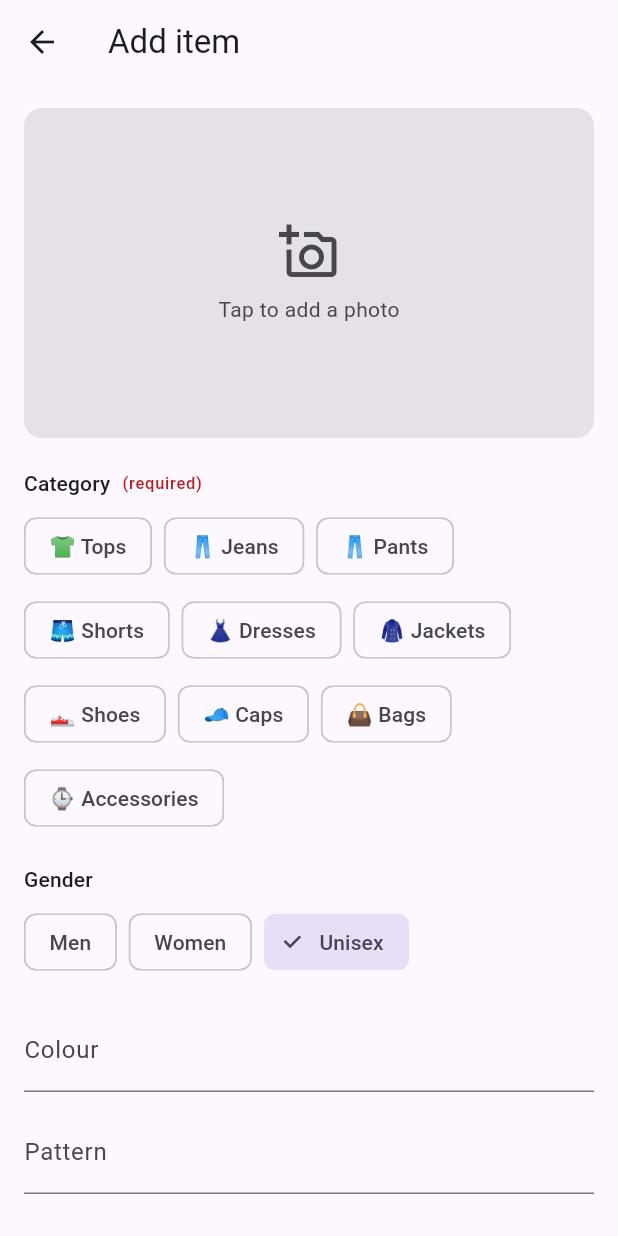
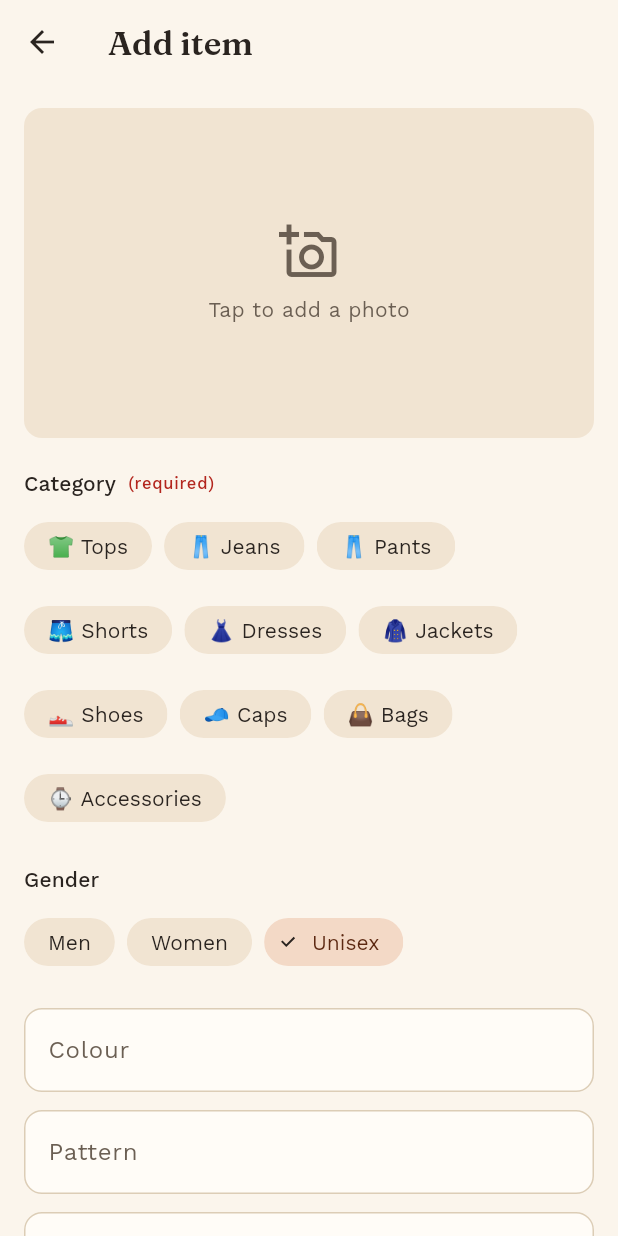
Before and after one commit to balakrishna152002-gif/wardrobeai, a Flutter app: the screen it shows after launch, scrolled down 228 dp, after a tap on "Add item", on a phone screen of 412 x 824 dp. Run offline on Flutter 3.47's test engine with Material 3 defaults, Android fonts, the phone set to English and light mode, and no system bars; our stand-ins replace google_fonts, image_picker, package_info_plus, palette_generator, shared_preferences, sqflite_common_ffi; missing offline and left inert: google_mlkit_image_labeling; accounts and stored records are empty; network calls fail.

Commit message:
Warm editorial redesign, reworked profile screen, image size cap

```diff
--- a/hosting/public/version.json
+++ b/hosting/public/version.json
@@ -1,6 +1,6 @@
 {
   "versionName": "1.1.0",
   "versionCode": 2,
-  "apkUrl": "https://wardrob-ai.web.app/app-release.apk",
+  "apkUrl": "https://github.com/balakrishna152002-gif/wardrobeai/releases/download/v1.1.0/app-release.apk",
   "notes": "Fixed items always saving as Tops, added AI-powered outfit suggestions via Groq, smarter colour matching, gender field, and in-app update checks."
 }
--- a/lib/main.dart
+++ b/lib/main.dart
@@ -1,6 +1,7 @@
 import 'package:flutter/material.dart';
 
 import 'screens/splash_screen.dart';
+import 'theme/app_theme.dart';
 
 void main() {
   runApp(const WardrobeAiApp());
@@ -11,22 +12,11 @@ class WardrobeAiApp extends StatelessWidget {
 
   @override
   Widget build(BuildContext context) {
-    const seed = Color(0xFF6750A4);
     return MaterialApp(
       title: 'WardrobeAI',
       debugShowCheckedModeBanner: false,
-      theme: ThemeData(
-        colorScheme: ColorScheme.fromSeed(seedColor: seed),
-        useMaterial3: true,
-        appBarTheme: const AppBarTheme(centerTitle: false),
-      ),
-      darkTheme: ThemeData(
-        colorScheme: ColorScheme.fromSeed(
-          seedColor: seed,
-          brightness: Brightness.dark,
-        ),
-        useMaterial3: true,
-      ),
+      theme: AppTheme.light(),
+      darkTheme: AppTheme.dark(),
       home: const SplashScreen(),
     );
   }
--- a/lib/screens/profile_screen.dart
+++ b/lib/screens/profile_screen.dart
@@ -1,9 +1,13 @@
+import 'dart:io';
+
 import 'package:flutter/material.dart';
+import 'package:image_picker/image_picker.dart';
 import 'package:shared_preferences/shared_preferences.dart';
 
 import '../db/database_helper.dart';
 import '../models/clothing_item.dart';
 import '../models/wardrobe_category.dart';
+import '../services/image_store.dart';
 
 class ProfileScreen extends StatefulWidget {
   const ProfileScreen({super.key});
@@ -14,8 +18,15 @@ class ProfileScreen extends StatefulWidget {
 
 class _ProfileScreenState extends State<ProfileScreen> {
   static const _nameKey = 'profile_name';
+  static const _photoKey = 'profile_photo_path';
+  static const _genderKey = 'profile_gender';
+  static const _styleKey = 'profile_style';
+
   String _name = 'You';
-  bool _editing = false;
+  String? _photoPath;
+  ClothingGender? _gender;
+  ClothingStyle? _style;
+  bool _editingName = false;
   final _nameCtrl = TextEditingController();
 
   late Future<List<ClothingItem>> _itemsFuture;
@@ -24,18 +35,29 @@ class _ProfileScreenState extends State<ProfileScreen> {
   @override
   void initState() {
     super.initState();
-    _loadName();
+    _loadPrefs();
     _itemsFuture = DatabaseHelper.instance.getAllClothingItems();
     _favouriteOutfitCountFuture =
         DatabaseHelper.instance.getFavouriteOutfits().then((l) => l.length);
   }
 
-  Future<void> _loadName() async {
+  Future<void> _loadPrefs() async {
     final prefs = await SharedPreferences.getInstance();
-    final stored = prefs.getString(_nameKey);
-    if (stored != null && mounted) {
-      setState(() => _name = stored);
-    }
+    if (!mounted) return;
+    setState(() {
+      _name = prefs.getString(_nameKey) ?? _name;
+      _photoPath = prefs.getString(_photoKey);
+      final genderName = prefs.getString(_genderKey);
+      _gender = ClothingGender.values
+          .where((g) => g.name == genderName)
+          .cast<ClothingGender?>()
+          .firstOrNull;
+      final styleName = prefs.getString(_styleKey);
+      _style = ClothingStyle.values
+          .where((s) => s.name == styleName)
+          .cast<ClothingStyle?>()
+          .firstOrNull;
+    });
   }
 
   Future<void> _saveName() async {
@@ -45,7 +67,66 @@ class _ProfileScreenState extends State<ProfileScreen> {
       await prefs.setString(_nameKey, newName);
       setState(() => _name = newName);
     }
-    setState(() => _editing = false);
+    setState(() => _editingName = false);
+  }
+
+  Future<void> _pickPhoto() async {
+    final source = await showModalBottomSheet<ImageSource>(
+      context: context,
+      builder: (context) => SafeArea(
+        child: Wrap(
+          children: [
+            ListTile(
+              leading: const Icon(Icons.photo_camera_outlined),
+              title: const Text('Take a photo'),
+              onTap: () => Navigator.of(context).pop(ImageSource.camera),
+            ),
+            ListTile(
+              leading: const Icon(Icons.photo_library_outlined),
+              title: const Text('Choose from gallery'),
+              onTap: () => Navigator.of(context).pop(ImageSource.gallery),
+            ),
+          ],
+        ),
+      ),
+    );
+    if (source == null) return;
+
+    final picked = await ImagePicker().pickImage(
+      source: source,
+      imageQuality: 85,
+      maxWidth: 800,
+      maxHeight: 800,
+    );
+    if (picked == null || !mounted) return;
+
+    final persisted = await ImageStore.persist(File(picked.path));
+    final prefs = await SharedPreferences.getInstance();
+    await prefs.setString(_photoKey, persisted.path);
+    if (!mounted) return;
+    setState(() => _photoPath = persisted.path);
+  }
+
+  Future<void> _setGender(ClothingGender gender) async {
+    final prefs = await SharedPreferences.getInstance();
+    final next = _gender == gender ? null : gender;
+    if (next == null) {
+      await prefs.remove(_genderKey);
+    } else {
+      await prefs.setString(_genderKey, next.name);
+    }
+    setState(() => _gender = next);
+  }
+
+  Future<void> _setStyle(ClothingStyle style) async {
+    final prefs = await SharedPreferences.getInstance();
+    final next = _style == style ? null : style;
+    if (next == null) {
+      await prefs.remove(_styleKey);
+    } else {
+      await prefs.setString(_styleKey, next.name);
+    }
+    setState(() => _style = next);
   }
 
   @override
@@ -57,21 +138,46 @@ class _ProfileScreenState extends State<ProfileScreen> {
   @override
   Widget build(BuildContext context) {
     final colorScheme = Theme.of(context).colorScheme;
+    final textTheme = Theme.of(context).textTheme;
     return Scaffold(
       appBar: AppBar(title: const Text('Profile')),
       body: ListView(
-        padding: const EdgeInsets.all(16),
+        padding: const EdgeInsets.fromLTRB(20, 8, 20, 32),
         children: [
           Center(
-            child: CircleAvatar(
-              radius: 42,
+            child: GestureDetector(
+              onTap: _pickPhoto,
+              child: Stack(
+                children: [
+                  CircleAvatar(
+                    radius: 48,
                     backgroundColor: colorScheme.primaryContainer,
-              child: Icon(Icons.person, size: 42, color: colorScheme.onPrimaryContainer),
+                    backgroundImage:
+                        _photoPath != null ? FileImage(File(_photoPath!)) : null,
+                    child: _photoPath == null
+                        ? Icon(Icons.person, size: 44, color: colorScheme.onPrimaryContainer)
+                        : null,
+                  ),
+                  Positioned(
+                    right: 0,
+                    bottom: 0,
+                    child: Container(
+                      padding: const EdgeInsets.all(6),
+                      decoration: BoxDecoration(
+                        color: colorScheme.primary,
+                        shape: BoxShape.circle,
+                        border: Border.all(color: colorScheme.surface, width: 2),
+                      ),
+                      child: Icon(Icons.camera_alt, size: 16, color: colorScheme.onPrimary),
+                    ),
+                  ),
+                ],
+              ),
             ),
           ),
           const SizedBox(height: 16),
           Center(
-            child: _editing
+            child: _editingName
                 ? SizedBox(
                     width: 220,
                     child: TextField(
@@ -90,20 +196,50 @@ class _ProfileScreenState extends State<ProfileScreen> {
                 : GestureDetector(
                     onTap: () {
                       _nameCtrl.text = _name;
-                      setState(() => _editing = true);
+                      setState(() => _editingName = true);
                     },
                     child: Row(
                       mainAxisAlignment: MainAxisAlignment.center,
                       children: [
-                        Text(_name, style: Theme.of(context).textTheme.titleLarge),
+                        Text(_name, style: textTheme.headlineSmall),
                         const SizedBox(width: 6),
-                        const Icon(Icons.edit, size: 16),
+                        Icon(Icons.edit, size: 16, color: colorScheme.onSurfaceVariant),
                       ],
                     ),
                   ),
           ),
           const SizedBox(height: 32),
-          Text('Wardrobe stats', style: Theme.of(context).textTheme.labelLarge),
+          Text('Preferences', style: textTheme.labelLarge),
+          const SizedBox(height: 12),
+          Text('Gender', style: textTheme.bodySmall?.copyWith(color: colorScheme.onSurfaceVariant)),
+          const SizedBox(height: 6),
+          Wrap(
+            spacing: 8,
+            children: [
+              for (final g in ClothingGender.values)
+                ChoiceChip(
+                  label: Text(g.label),
+                  selected: _gender == g,
+                  onSelected: (_) => _setGender(g),
+                ),
+            ],
+          ),
+          const SizedBox(height: 16),
+          Text('Everyday style', style: textTheme.bodySmall?.copyWith(color: colorScheme.onSurfaceVariant)),
+          const SizedBox(height: 6),
+          Wrap(
+            spacing: 8,
+            children: [
+              for (final s in ClothingStyle.values)
+                ChoiceChip(
+                  label: Text(s.label),
+                  selected: _style == s,
+                  onSelected: (_) => _setStyle(s),
+                ),
+            ],
+          ),
+          const SizedBox(height: 32),
+          Text('Wardrobe stats', style: textTheme.labelLarge),
           const SizedBox(height: 12),
           FutureBuilder<List<ClothingItem>>(
             future: _itemsFuture,
@@ -129,15 +265,21 @@ class _ProfileScreenState extends State<ProfileScreen> {
                     ],
                   ),
                   const SizedBox(height: 16),
+                  if (byCategory.isEmpty)
+                    Text(
+                      'Add items to your wardrobe to see a breakdown here.',
+                      style: textTheme.bodySmall?.copyWith(color: colorScheme.onSurfaceVariant),
+                    )
+                  else
                     for (final entry in byCategory.entries)
                       Padding(
-                      padding: const EdgeInsets.symmetric(vertical: 2),
+                        padding: const EdgeInsets.symmetric(vertical: 4),
                         child: Row(
                           children: [
-                          Text(entry.key.emoji),
-                          const SizedBox(width: 8),
-                          Expanded(child: Text(entry.key.label)),
-                          Text('${entry.value}'),
+                            Text(entry.key.emoji, style: const TextStyle(fontSize: 16)),
+                            const SizedBox(width: 10),
+                            Expanded(child: Text(entry.key.label, style: textTheme.bodyMedium)),
+                            Text('${entry.value}', style: textTheme.bodyMedium),
                           ],
                         ),
                       ),
@@ -159,15 +301,20 @@ class _StatCard extends StatelessWidget {
 
   @override
   Widget build(BuildContext context) {
+    final textTheme = Theme.of(context).textTheme;
+    final colorScheme = Theme.of(context).colorScheme;
     return Expanded(
       child: Card(
         child: Padding(
-          padding: const EdgeInsets.all(16),
+          padding: const EdgeInsets.symmetric(vertical: 18, horizontal: 12),
           child: Column(
             children: [
-              Text(value, style: Theme.of(context).textTheme.headlineSmall),
+              Text(value, style: textTheme.headlineSmall),
               const SizedBox(height: 4),
-              Text(label, style: Theme.of(context).textTheme.bodySmall),
+              Text(
+                label,
+                style: textTheme.bodySmall?.copyWith(color: colorScheme.onSurfaceVariant),
+              ),
             ],
           ),
         ),
@@ -175,3 +322,7 @@ class _StatCard extends StatelessWidget {
     );
   }
 }
+
+extension _FirstOrNull<T> on Iterable<T> {
+  T? get firstOrNull => isEmpty ? null : first;
+}
--- a/lib/screens/upload_screen.dart
+++ b/lib/screens/upload_screen.dart
@@ -48,7 +48,12 @@ class _UploadScreenState extends State<UploadScreen> {
 
   Future<void> _pickImage(ImageSource source) async {
     final picker = ImagePicker();
-    final picked = await picker.pickImage(source: source, imageQuality: 85);
+    final picked = await picker.pickImage(
+      source: source,
+      imageQuality: 85,
+      maxWidth: 1600,
+      maxHeight: 1600,
+    );
     if (picked == null) return;
     final file = File(picked.path);
     setState(() {
--- /dev/null
+++ b/lib/theme/app_theme.dart
@@ -0,0 +1,156 @@
+import 'package:flutter/material.dart';
+import 'package:google_fonts/google_fonts.dart';
+
+/// Warm editorial palette - cream surfaces, terracotta accent, warm charcoal
+/// text - meant to read like a fashion lookbook rather than a stock
+/// Material app. Headings use a serif display face; everything else uses a
+/// clean grotesque for readability.
+class AppTheme {
+  AppTheme._();
+
+  static const _cream = Color(0xFFFBF5EC);
+  static const _surface = Color(0xFFFFFCF7);
+  static const _surfaceDim = Color(0xFFF1E4D2);
+  static const _terracotta = Color(0xFFB75B39);
+  static const _terracottaDark = Color(0xFF8C4128);
+  static const _onTerracotta = Color(0xFFFFF8F1);
+  static const _charcoal = Color(0xFF2A2420);
+  static const _warmGrey = Color(0xFF6B5F53);
+  static const _outline = Color(0xFFDCCDB6);
+
+  static const _darkSurface = Color(0xFF211C18);
+  static const _darkSurfaceDim = Color(0xFF2B2521);
+  static const _darkOnSurface = Color(0xFFF1E6D8);
+
+  static TextTheme _textTheme(ColorScheme scheme) {
+    final base = GoogleFonts.workSansTextTheme().apply(
+      bodyColor: scheme.onSurface,
+      displayColor: scheme.onSurface,
+    );
+    final display = GoogleFonts.fraunces(fontWeight: FontWeight.w600);
+    return base.copyWith(
+      displayLarge: display.copyWith(fontSize: 40, color: scheme.onSurface),
+      displayMedium: display.copyWith(fontSize: 32, color: scheme.onSurface),
+      headlineLarge: display.copyWith(fontSize: 28, color: scheme.onSurface),
+      headlineMedium: display.copyWith(fontSize: 24, color: scheme.onSurface),
+      headlineSmall: display.copyWith(fontSize: 20, color: scheme.onSurface),
+      titleLarge: display.copyWith(fontSize: 18, color: scheme.onSurface),
+    );
+  }
+
+  static ThemeData light() {
+    const scheme = ColorScheme.light(
+      primary: _terracotta,
+      onPrimary: _onTerracotta,
+      primaryContainer: Color(0xFFF3D9C6),
+      onPrimaryContainer: Color(0xFF5C2811),
+      secondary: _warmGrey,
+      onSecondary: Colors.white,
+      secondaryContainer: _surfaceDim,
+      onSecondaryContainer: _charcoal,
+      surface: _surface,
+      onSurface: _charcoal,
+      surfaceContainerHighest: _surfaceDim,
+      onSurfaceVariant: _warmGrey,
+      outline: _outline,
+      error: Color(0xFFB3261E),
+    );
+    return _build(scheme, _cream);
+  }
+
+  static ThemeData dark() {
+    const scheme = ColorScheme.dark(
+      primary: Color(0xFFE0906D),
+      onPrimary: Color(0xFF4A2110),
+      primaryContainer: _terracottaDark,
+      onPrimaryContainer: Color(0xFFFFDCC7),
+      secondary: Color(0xFFD3C2AC),
+      onSecondary: Color(0xFF3A2F22),
+      secondaryContainer: _darkSurfaceDim,
+      onSecondaryContainer: _darkOnSurface,
+      surface: _darkSurface,
+      onSurface: _darkOnSurface,
+      surfaceContainerHighest: _darkSurfaceDim,
+      onSurfaceVariant: Color(0xFFC9B9A6),
+      outline: Color(0xFF524539),
+      error: Color(0xFFE6857C),
+    );
+    return _build(scheme, const Color(0xFF1A1613));
+  }
+
+  static ThemeData _build(ColorScheme scheme, Color scaffoldBackground) {
+    return ThemeData(
+      useMaterial3: true,
+      colorScheme: scheme,
+      scaffoldBackgroundColor: scaffoldBackground,
+      textTheme: _textTheme(scheme),
+      appBarTheme: AppBarTheme(
+        centerTitle: false,
+        backgroundColor: scaffoldBackground,
+        surfaceTintColor: Colors.transparent,
+        elevation: 0,
+        titleTextStyle: GoogleFonts.fraunces(
+          fontSize: 22,
+          fontWeight: FontWeight.w600,
+          color: scheme.onSurface,
+        ),
+        iconTheme: IconThemeData(color: scheme.onSurface),
+      ),
+      navigationBarTheme: NavigationBarThemeData(
+        backgroundColor: scheme.surface,
+        indicatorColor: scheme.primaryContainer,
+        elevation: 0,
+        labelTextStyle: WidgetStateProperty.resolveWith((states) {
+          final selected = states.contains(WidgetState.selected);
+          return GoogleFonts.workSans(
+            fontSize: 12,
+            fontWeight: selected ? FontWeight.w600 : FontWeight.w400,
+            color: selected ? scheme.onSurface : scheme.onSurfaceVariant,
+          );
+        }),
+      ),
+      cardTheme: CardThemeData(
+        color: scheme.surface,
+        elevation: 0,
+        shape: RoundedRectangleBorder(
+          borderRadius: BorderRadius.circular(16),
+          side: BorderSide(color: scheme.outline.withValues(alpha: 0.5)),
+        ),
+      ),
+      chipTheme: ChipThemeData(
+        backgroundColor: scheme.surfaceContainerHighest,
+        selectedColor: scheme.primaryContainer,
+        labelStyle: GoogleFonts.workSans(color: scheme.onSurface),
+        secondaryLabelStyle: GoogleFonts.workSans(color: scheme.onPrimaryContainer),
+        shape: StadiumBorder(side: BorderSide(color: scheme.outline)),
+        side: BorderSide.none,
+      ),
+      filledButtonTheme: FilledButtonThemeData(
+        style: FilledButton.styleFrom(
+          backgroundColor: scheme.primary,
+          foregroundColor: scheme.onPrimary,
+          shape: RoundedRectangleBorder(borderRadius: BorderRadius.circular(12)),
+          padding: const EdgeInsets.symmetric(vertical: 14, horizontal: 20),
+          textStyle: GoogleFonts.workSans(fontWeight: FontWeight.w600),
+        ),
+      ),
+      inputDecorationTheme: InputDecorationTheme(
+        filled: true,
+        fillColor: scheme.surface,
+        border: OutlineInputBorder(
+          borderRadius: BorderRadius.circular(12),
+          borderSide: BorderSide(color: scheme.outline),
+        ),
+        enabledBorder: OutlineInputBorder(
+          borderRadius: BorderRadius.circular(12),
+          borderSide: BorderSide(color: scheme.outline),
+        ),
+        focusedBorder: OutlineInputBorder(
+          borderRadius: BorderRadius.circular(12),
+          borderSide: BorderSide(color: scheme.primary, width: 1.5),
+        ),
+      ),
+      dividerTheme: DividerThemeData(color: scheme.outline, space: 32),
+    );
+  }
+}
--- a/pubspec.yaml
+++ b/pubspec.yaml
@@ -16,7 +16,7 @@ publish_to: 'none' # Remove this line if you wish to publish to pub.dev
 # https://developer.apple.com/library/archive/documentation/General/Reference/InfoPlistKeyReference/Articles/CoreFoundationKeys.html
 # In Windows, build-name is used as the major, minor, and patch parts
 # of the product and file versions while build-number is used as the build suffix.
-version: 1.1.0+2
+version: 1.2.0+3
 
 environment:
   sdk: ^3.12.2
@@ -47,6 +47,7 @@ dependencies:
   package_info_plus: ^10.2.1
   url_launcher: ^6.3.2
   http: ^1.6.0
+  google_fonts: ^8.2.0
 
 dev_dependencies:
   flutter_test:
```
Also changed, not shown: pubspec.lock, 1 other file. Lines whose indentation alone changed are shown as unchanged.
